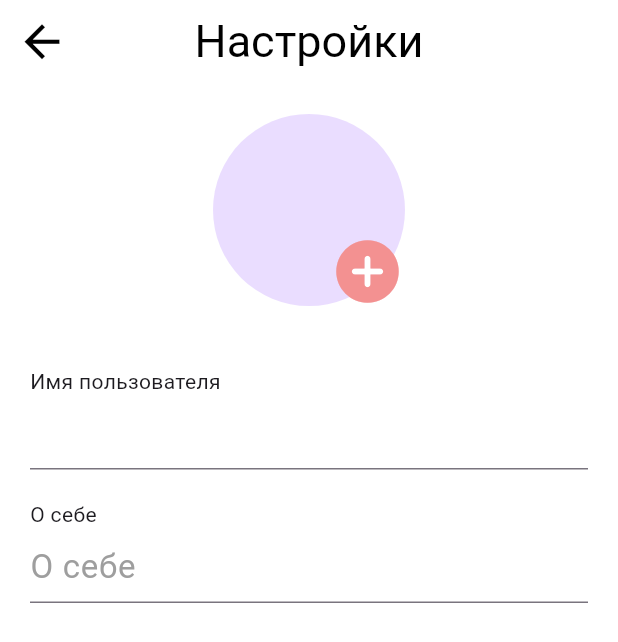
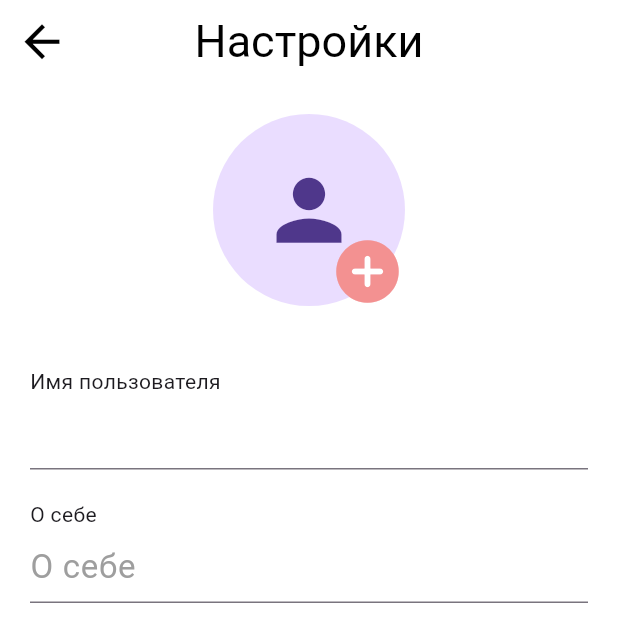
Before and after one commit to Skeetztoon/ani_life, a Flutter app: the screen it shows once a user with an empty profile is signed in, item 2 of the bottom bar chosen, after a tap on the "settings" icon, on a phone screen of 412 x 824 dp. Shown: the top 642 px of the screen. Run offline on Flutter 3.47's test engine with Material 3 defaults, Android fonts, the phone set to English and light mode, and no system bars; our stand-ins replace cached_network_image, cloud_firestore, firebase_auth, firebase_core, firebase_storage, flutter_map and 4 more; missing offline and left inert: flutter_map_marker_cluster; accounts and stored records are empty; network calls fail; statements that could not run were skipped.

Commit message:
Added changing profile picture, profile picture now showing on profile page

```diff
--- a/lib/components/profile/credentials/profileDetails.dart
+++ b/lib/components/profile/credentials/profileDetails.dart
@@ -37,8 +37,7 @@ class _ProfileDetailsState extends State<ProfileDetails> {
                     "${userData["username"]}",
                     style: Theme.of(context)
                         .textTheme
-                        .titleLarge
-                        ?.copyWith(color: Colors.black),
+                        .titleLarge,
                   ),
                   const Divider(),
                   (userData["bio"] != "")
--- /dev/null
+++ b/lib/components/profile/friends/friends_button.dart
@@ -0,0 +1,33 @@
+import 'package:ani_life/utils/constants.dart';
+import 'package:flutter/material.dart';
+
+class FriendsButton extends StatefulWidget {
+  const FriendsButton({super.key});
+
+  @override
+  State<FriendsButton> createState() => _FriendsButtonState();
+}
+
+class _FriendsButtonState extends State<FriendsButton> {
+  @override
+  Widget build(BuildContext context) {
+    return GestureDetector(
+      onTap: () {},
+      child: Container(
+        decoration: BoxDecoration(
+          borderRadius: BorderRadius.circular(8),
+          color: Colors.white,
+        ),
+        padding: const EdgeInsets.symmetric(horizontal: 20, vertical: 8),
+        width: MediaQuery.of(context).size.width,
+        child: Text(
+          "10 друзей",
+          style: Theme.of(context)
+              .textTheme
+              .titleMedium
+              ?.copyWith(color: Color(0xFF424530)),
+        ),
+      ),
+    );
+  }
+}
--- a/lib/components/profile/images/imageSelectionPreview.dart
+++ /dev/null
@@ -1,87 +0,0 @@
-import 'dart:typed_data';
-
-import 'package:ani_life/components/profile/images/image_selection.dart';
-import 'package:ani_life/utils/constants.dart';
-import 'package:cloud_firestore/cloud_firestore.dart';
-import 'package:firebase_storage/firebase_storage.dart';
-import 'package:flutter/foundation.dart';
-import 'package:flutter/material.dart';
-import 'package:image_picker/image_picker.dart';
-
-class ImageSelectionPreview extends StatefulWidget {
-  const ImageSelectionPreview({super.key});
-
-  @override
-  State<ImageSelectionPreview> createState() => _ImageSelectionPreviewState();
-}
-
-class _ImageSelectionPreviewState extends State<ImageSelectionPreview> {
-
-  Uint8List? _image;
-
-  void selectImage() async {
-    Uint8List img = await pickImage(ImageSource.gallery);
-    setState(() {
-      _image = img;
-    });
-  }
-                                                              // ТУТОР
-                                                              // https://www.youtube.com/watch?v=5kjjkIdwwN8
-  @override
-  Widget build(BuildContext context) {
-    return Column(
-      children: [
-        Stack(
-          children: [
-            _image != null ?
-            CircleAvatar(
-              radius: 64,
-              backgroundImage: MemoryImage(_image!),
-            ) :
-            CircleAvatar(
-              radius: 64,
-            ),
-            Positioned(
-              child: IconButton(
-                icon: Icon(Icons.add, color: Colors.white,),
-                onPressed: () {},
-              ),
-              bottom: -10,
-              left: 70,
-            ),
-            Positioned(
-              child: IconButton(
-                icon: Icon(Icons.add_circle_rounded, color: AniColorLight,),
-                onPressed: () {selectImage();},
-              ),
-              bottom: -10,
-              left: 70,
-            ),
-          ],
-        ),
-        SizedBox(height: 10,),
-
-      ],
-    );
-  }
-}
-
-final FirebaseStorage _storage = FirebaseStorage.instance;
-final FirebaseFirestore _firestore = FirebaseFirestore.instance;
-
-class StoreData{
-
-  Future<String> uploadImageToStorage(String fileName, Uint8List imageFile) async {
-    Reference ref = _storage.ref().child(fileName);
-    UploadTask uploadTask = ref.putData(imageFile);
-    TaskSnapshot snapshot = await uploadTask;
-    String imageUlr = await snapshot.ref.getDownloadURL();
-    return imageUlr;
-  }
-  //
-  // Future<String> saveImage({required Uint8List imageFile}) async {
-  //   try {
-  //     uploadImageToStorage(fileName, imageFile)
-  //   }
-  // }
-}
--- /dev/null
+++ b/lib/components/profile/images/profile_picture.dart
@@ -0,0 +1,60 @@
+import 'package:cached_network_image/cached_network_image.dart';
+import 'package:cloud_firestore/cloud_firestore.dart';
+import 'package:firebase_auth/firebase_auth.dart';
+import 'package:firebase_storage/firebase_storage.dart';
+import 'package:flutter/material.dart';
+
+class ProfilePicture extends StatefulWidget {
+  const ProfilePicture({super.key});
+
+  @override
+  State<ProfilePicture> createState() => _ProfilePictureState();
+}
+
+class _ProfilePictureState extends State<ProfilePicture> {
+
+  final FirebaseFirestore _firestore = FirebaseFirestore.instance;
+  String imageUrl = "";
+
+
+  @override
+  void initState() {
+    super.initState();
+    _fetchProfilePicture();
+  }
+
+  Future<void> _fetchProfilePicture() async {
+    // Assuming you have the current user's ID
+    final currentUser = FirebaseAuth.instance.currentUser;
+
+    // Fetch the user document to get the list of owned pet IDs
+    DocumentSnapshot userDoc = await _firestore.collection('users').doc(currentUser!.email).get();
+    String fileName = userDoc['profileImage'];
+    print("FILE NAME IS $fileName");
+    if (fileName!=null) {
+      try {
+        final ref = FirebaseStorage.instance.ref().child('usersImages/$fileName');
+        final url = await ref.getDownloadURL();
+        print("STORAGE URL IS $url");
+        setState(() {
+          imageUrl = url;
+        });
+        print("URL IS $imageUrl");
+      }  catch (e) {
+        print(e);
+      }
+    }
+
+  }
+
+
+
+  @override
+  Widget build(BuildContext context) {
+    if (imageUrl==null) {
+      return Image.asset("assets/images/no-image-image.png");
+    } else {
+      return Image.network(imageUrl);
+    }
+  }
+}
--- /dev/null
+++ b/lib/components/profile/images/user_image.dart
@@ -0,0 +1,147 @@
+import 'dart:io';
+
+import 'package:ani_life/components/profile/images/round_image.dart';
+import 'package:ani_life/utils/constants.dart';
+import 'package:cloud_firestore/cloud_firestore.dart';
+import 'package:firebase_auth/firebase_auth.dart';
+import 'package:firebase_storage/firebase_storage.dart' as storage;
+import 'package:flutter/material.dart';
+
+import 'package:image_picker/image_picker.dart';
+import 'package:image_cropper/image_cropper.dart';
+import 'package:path/path.dart' as p;
+
+class UserImage extends StatefulWidget {
+  final Function(String imageUrl) onFileChanged;
+
+  const UserImage({super.key, required this.onFileChanged});
+
+  @override
+  State<UserImage> createState() => _UserImageState();
+}
+
+class _UserImageState extends State<UserImage> {
+
+  final currentUser = FirebaseAuth.instance.currentUser;
+  final usersCollection = FirebaseFirestore.instance.collection("users");
+  final ImagePicker _picker = ImagePicker();
+
+  String? imageUrl;
+
+  Future _selectImage() async {
+    await showModalBottomSheet(
+      context: context,
+      builder: (context) => BottomSheet(
+        onClosing: () {},
+        builder: (context) => Column(
+          children: [
+            ListTile(
+              leading: Icon(Icons.camera_alt),
+              title: Text("Сделать снимок"),
+              onTap: () {
+                Navigator.of(context).pop();
+                _pickImage(ImageSource.camera);
+              },
+            ),
+            ListTile(
+              leading: Icon(Icons.filter),
+              title: Text("Выбрать в галерее"),
+              onTap: () {
+                Navigator.of(context).pop();
+                _pickImage(ImageSource.gallery);
+              },
+            ),
+          ],
+        ),
+      ),
+    );
+  }
+
+  Future _pickImage(ImageSource source) async {
+    final pickedFile = await _picker.pickImage(source: source, imageQuality: 50);
+    if (pickedFile == null) {
+      return;
+    }
+
+    var file = await ImageCropper().cropImage(sourcePath: pickedFile.path, aspectRatio: CropAspectRatio(ratioX: 1, ratioY: 1));
+    if (file == null) {
+      return;
+    }
+
+    await _uploadFile(file.path);
+  }
+
+  Future _uploadFile(String path) async {
+    final fileName = "${DateTime.now().toIso8601String() + p.basename(path)}";
+    final ref = storage.FirebaseStorage.instance.ref()
+        .child("usersImages")
+        .child(fileName);
+
+    try {
+      final result = await ref.putFile(File(path));
+      final fileUrl = await result.ref.getDownloadURL();
+      usersCollection.doc(currentUser!.email).update({"profileImage": fileName});
+
+      setState(() {
+        imageUrl = fileUrl;
+      });
+
+      widget.onFileChanged(fileUrl);
+    } catch (e) {
+      // Handle error
+      print(e);
+    }
+  }
+
+  @override
+  Widget build(BuildContext context) {
+    return Column(
+      children: [
+        Stack(
+          children: [
+            CircleAvatar(
+              radius: 64,
+              child: (imageUrl == null)
+                  ? Icon(
+                      Icons.person,
+                      size: 65,
+                    )
+                  : RoundImage.url(
+                      imageUrl!,
+                      width: 135,
+                      height: 135,
+                    ),
+            ),
+            Positioned(
+              child: IconButton(
+                icon: Icon(
+                  Icons.add,
+                  color: Colors.white,
+                ),
+                onPressed: () {},
+              ),
+              bottom: -10,
+              left: 70,
+            ),
+            Positioned(
+              child: IconButton(
+                icon: Icon(
+                  Icons.add_circle_rounded,
+                  color: AniColorLight,
+                ),
+                onPressed: () async {
+                  await _selectImage();
+                },
+              ),
+              bottom: -10,
+              left: 70,
+            ),
+          ],
+        ),
+        SizedBox(
+          height: 10,
+        ),
+      ],
+    );
+  }
+}
--- a/lib/components/profile/pets/pets_list.dart
+++ b/lib/components/profile/pets/pets_list.dart
@@ -2,7 +2,6 @@ import 'package:ani_life/components/profile/pets/adding_new_pet_screen.dart';
 import 'package:ani_life/utils/constants.dart';
 import 'package:cloud_firestore/cloud_firestore.dart';
 import 'package:firebase_auth/firebase_auth.dart';
-import 'package:flutter/cupertino.dart';
 import 'package:flutter/material.dart';
 
 class PetsList extends StatefulWidget {
@@ -11,17 +10,6 @@ class PetsList extends StatefulWidget {
   @override
   State<PetsList> createState() => _PetsListState();
 }
-
-// class Pet {
-//   final String name;
-//   final Color imageColor;
-//   Pet({required this.name, required this.imageColor});
-// }
-//
-// List<Pet> pets = [
-//   Pet(name: "Буся", imageColor: Colors.blue),
-//   Pet(name: "Пуся", imageColor: Colors.yellow),
-// ];
 
 class _PetsListState extends State<PetsList> {
 
@@ -54,13 +42,17 @@ class _PetsListState extends State<PetsList> {
 
   @override
   Widget build(BuildContext context) {
-    return SizedBox(
-      height: 250,
+    return Container(
+      decoration: BoxDecoration(
+        borderRadius: BorderRadius.circular(8),
+        color: Colors.white,
+      ),
+      height: 260,
       child: Padding(
-        padding: const EdgeInsets.all(8.0),
+        padding: const EdgeInsets.only(left: 20, right: 20, bottom: 15),
         child: Container(
           decoration: BoxDecoration(
-            borderRadius: BorderRadius.circular(15),
+            borderRadius: BorderRadius.circular(8),
             color: AniColorLight,
           ),
           padding: EdgeInsets.all(8),
@@ -102,7 +94,7 @@ class PetCard extends StatelessWidget {
   Widget build(BuildContext context) {
     return Container(
       decoration: BoxDecoration(
-        borderRadius: BorderRadius.circular(15),
+        borderRadius: BorderRadius.circular(8),
         color: Colors.white,
       ),
       // height: 250,
@@ -110,15 +102,14 @@ class PetCard extends StatelessWidget {
         children: [
           Container(width: 150, height: 150, decoration: BoxDecoration(
             color: imageColor?? Colors.deepOrange,
-            borderRadius: BorderRadius.circular(15)
+            borderRadius: BorderRadius.circular(8)
           ),),
 
           Text(
             petName,
             style: Theme.of(context)
                 .textTheme
-                .titleMedium
-                ?.copyWith(color: Colors.black),
+                .titleMedium,
           ),
           Text(
             "${petAge} лет",
--- /dev/null
+++ b/lib/components/profile/posts/post_card.dart
@@ -0,0 +1,111 @@
+import 'package:flutter/material.dart';
+
+class PostCard extends StatefulWidget {
+  const PostCard({super.key});
+
+  @override
+  State<PostCard> createState() => _PostCardState();
+}
+
+class _PostCardState extends State<PostCard> {
+  @override
+  Widget build(BuildContext context) {
+    return Column(
+      children: [
+        PostHeader(),
+        Divider(indent: 20,
+        endIndent: 20,),
+        PostContent(),
+        PostFooter(),
+      ],
+    );
+  }
+}
+
+class PostHeader extends StatelessWidget {
+  const PostHeader({super.key});
+
+  @override
+  Widget build(BuildContext context) {
+    return Container(
+      padding: EdgeInsets.symmetric(horizontal: 20, vertical: 8),
+      child: Row(
+        children: [
+          CircleAvatar(
+            radius: 30,
+            backgroundColor: Colors.grey,
+            child: Icon(Icons.pets, size: 25,),
+          ),
+          SizedBox(width: 15,),
+          Column(
+            crossAxisAlignment: CrossAxisAlignment.start,
+            children: [
+              Text(
+                "Иван Иванов",
+                style: Theme.of(context)
+                    .textTheme
+                    .titleMedium,
+              ),
+              Text(
+                "Вчера 17:01",
+                style: Theme.of(context).textTheme.titleSmall,
+              ),
+              // Divider(),
+            ],
+          )
+        ],
+      ),
+    );
+  }
+}
+
+class PostContent extends StatelessWidget {
+  const PostContent({super.key});
+
+  @override
+  Widget build(BuildContext context) {
+    return Column(
+      crossAxisAlignment: CrossAxisAlignment.start,
+      children: [
+        Padding(
+          padding: EdgeInsets.symmetric(horizontal: 20, vertical: 8),
+          child: Text(
+            "Маруся устала",
+            style: Theme.of(context).textTheme.titleSmall,
+          ),
+        ),
+        Container(width: MediaQuery.of(context).size.width, height: MediaQuery.of(context).size.width, color: Colors.red,)
+      ],
+    );
+  }
+}
+
+class PostFooter extends StatelessWidget {
+  const PostFooter({super.key});
+
+  @override
+  Widget build(BuildContext context) {
+    return Padding(
+      padding: EdgeInsets.symmetric(horizontal: 20, vertical: 8),
+      child: Row(
+        children: [
+          // Container(
+          //   decoration: BoxDecoration(
+          //     borderRadius: BorderRadius.circular(10),
+          //     color: Color(0xFFD5D5D5FF),
+          //   ),
+          //   padding: EdgeInsets.all(8),
+          //   child: Icon(Icons.pets),
+          // )
+          Chip(
+            avatar: Icon(Icons.pets, size: 30,),
+            label: Text('88', style: TextStyle(fontSize: 20),),
+            shape: RoundedRectangleBorder(
+              borderRadius: BorderRadius.circular(20.0),
+            ),
+          ),
+        ],
+      ),
+    );
+  }
+}
--- /dev/null
+++ b/lib/components/profile/posts/posts_section.dart
@@ -0,0 +1,30 @@
+import 'package:ani_life/components/my_button.dart';
+import 'package:ani_life/components/profile/posts/post_card.dart';
+import 'package:ani_life/components/profile_button.dart';
+import 'package:ani_life/utils/constants.dart';
+import 'package:flutter/material.dart';
+
+class PostsSection extends StatefulWidget {
+  const PostsSection({super.key});
+
+  @override
+  State<PostsSection> createState() => _PostsSectionState();
+}
+
+class _PostsSectionState extends State<PostsSection> {
+  @override
+  Widget build(BuildContext context) {
+    return Container(
+      decoration: BoxDecoration(
+        borderRadius: BorderRadius.circular(8),
+        color: Colors.white,
+      ),
+      child: Column(
+        children: [
+          ProfileButton(text: "Создать новую запись"),
+          PostCard(),
+        ],
+      ),
+    );
+  }
+}
--- a/lib/components/profile/credentials/profile_settings.dart
+++ b/lib/components/profile/settings/profile_settings.dart
@@ -1,5 +1,5 @@
-import 'package:ani_life/components/profile/images/imageSelectionPreview.dart';
-import 'package:ani_life/components/profile/credentials/myInfoField.dart';
+import 'package:ani_life/components/profile/settings/myInfoField.dart';
+import 'package:ani_life/components/profile/images/user_image.dart';
 import 'package:cloud_firestore/cloud_firestore.dart';
 import 'package:firebase_auth/firebase_auth.dart';
 import 'package:flutter/material.dart';
@@ -13,8 +13,9 @@ class AccountSettings extends StatefulWidget {
 
 class _AccountSettingsState extends State<AccountSettings> {
   final currentUser = FirebaseAuth.instance.currentUser;
+  final usersCollection = FirebaseFirestore.instance.collection("users");
 
-  final usersCollection = FirebaseFirestore.instance.collection("users");
+  String imageUrl = "";
 
   Future<void> editField(String hintTitle, String firebaseFieldName) async {
     String newValue = "";
@@ -87,7 +88,13 @@ class _AccountSettingsState extends State<AccountSettings> {
                   // crossAxisAlignment: CrossAxisAlignment.start,
                   // САМ КОНТЕНТ
                   children: [
-                    ImageSelectionPreview(),
+                    UserImage(
+                      onFileChanged: (imageUrl) {
+                        setState(() {
+                          this.imageUrl = imageUrl;
+                        });
+                      },
+                    ),
                     SizedBox(
                       height: 30,
                     ),
--- /dev/null
+++ b/lib/components/profile_button.dart
@@ -0,0 +1,34 @@
+import 'package:ani_life/utils/constants.dart';
+import 'package:flutter/material.dart';
+
+class ProfileButton extends StatelessWidget {
+  final String text;
+  final void Function()? onTap;
+  const ProfileButton({super.key, required this.text, this.onTap});
+
+  @override
+  Widget build(BuildContext context) {
+    return Padding(
+      padding: const EdgeInsets.all(20),
+      child: GestureDetector(
+        onTap: onTap,
+        child: Container(
+            width: MediaQuery.of(context).size.width*0.8,
+            decoration: BoxDecoration(
+                color: AniColorPrimary,
+                borderRadius: BorderRadius.circular(9)
+            ),
+            padding: const EdgeInsets.symmetric(horizontal: 20, vertical: 8),
+            child: Center(
+              child: Text(
+                text,
+                style: Theme.of(context)
+                    .textTheme
+                    .titleMedium
+                    ?.copyWith(color: Colors.white),
+              ),
+            )),
+      ),
+    );
+  }
+}
--- a/lib/pages/main_pages/profile_page.dart
+++ b/lib/pages/main_pages/profile_page.dart
@@ -1,12 +1,15 @@
 import 'package:ani_life/components/profile/credentials/profileDetails.dart';
+import 'package:ani_life/components/profile/friends/friends_button.dart';
+import 'package:ani_life/components/profile/images/profile_picture.dart';
 import 'package:ani_life/components/profile/pets/pets_list.dart';
+import 'package:ani_life/components/profile/posts/posts_section.dart';
 import 'package:ani_life/utils/constants.dart';
 import 'package:cloud_firestore/cloud_firestore.dart';
 import 'package:firebase_auth/firebase_auth.dart';
 import 'package:flutter/material.dart';
 import 'package:flutter_riverpod/flutter_riverpod.dart';
 
-import '../../components/profile/credentials/profile_settings.dart';
+import '../../components/profile/settings/profile_settings.dart';
 import '../../services/auth/auth_provider.dart';
 
 class ProfilePage extends StatefulWidget {
@@ -42,6 +45,7 @@ class _ProfilePageState extends State<ProfilePage> {
   @override
   Widget build(BuildContext context) {
     return Scaffold(
+      // backgroundColor: Colors.white,
       appBar: AppBar(
         elevation: 0,
         backgroundColor: Colors.white,
@@ -99,9 +103,7 @@ class _ProfilePageState extends State<ProfilePage> {
             expandedHeight: MediaQuery.of(context).size.width,
             flexibleSpace: FlexibleSpaceBar(
               background: Stack(fit: StackFit.expand, children: [
-                const ColoredBox(
-                  color: Colors.blueAccent,
-                ),
+                ProfilePicture(),
                 Positioned(
                   right: 10,
                   top: 10,
@@ -127,6 +129,10 @@ class _ProfilePageState extends State<ProfilePage> {
             delegate: SliverChildListDelegate([
               ProfileDetails(),
               PetsList(),
+              SizedBox(height: 10,),
+              FriendsButton(),
+              SizedBox(height: 10,),
+              PostsSection(),
             ]),
           ),
         ],
--- a/lib/utils/constants.dart
+++ b/lib/utils/constants.dart
@@ -9,3 +9,5 @@ Color myBackgroundColor = Colors.grey.shade200;
 Color AniColorPrimary = Color(0xFFCB6363);
 Color AniColorLight = Color(0xFFF39191);
 Color AniColorDark = Color(0xFF964949);
+
+Color TextColorGrey = Color(0xFF525252);
--- a/lib/utils/theme.dart
+++ b/lib/utils/theme.dart
@@ -8,18 +8,18 @@ ThemeData basicTheme () => ThemeData(
   textTheme: const TextTheme(
       titleLarge: TextStyle(
         fontSize: LargeTextSize,
+        color: Color(0xFF2D2F23),
         // fontWeight: FontWeight.bold,
-        // color: Colors.white,
       ),
       titleMedium: TextStyle(
         fontSize: MediumTextSize,
+          color: Color(0xFF424530),
         // fontWeight: FontWeight.bold,
-        // color: Colors.white,
       ),
       titleSmall: TextStyle(
         fontSize: SmallTextSize,
         // fontWeight: FontWeight.bold,
-        // color: Colors.white,
+          color: Color(0xFF424530),
       )
   ),
 
--- a/pubspec.yaml
+++ b/pubspec.yaml
@@ -49,8 +49,7 @@ dependencies:
   firebase_storage: ^11.6.6
   image_picker: ^1.0.7
   image_cropper: ^5.0.1
-  flutter_image_compress: ^2.1.0
-  path_provider: ^2.1.2
+  cached_network_image: ^3.3.1
 
 dev_dependencies:
   flutter_test:
```
Also changed, not shown: lib/components/profile/images/image_selection.dart (deleted, +0 -8 lines), lib/components/profile/posts/post_model.dart (added, +10 -0 lines), assets/images/no-image-image.png (added), lib/components/profile/settings/myInfoField.dart (renamed from lib/components/profile/credentials/myInfoField.dart), 1 other file.
